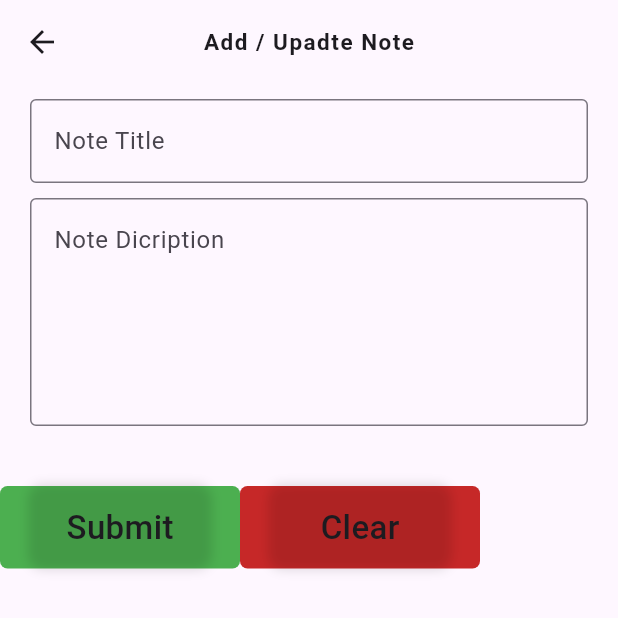
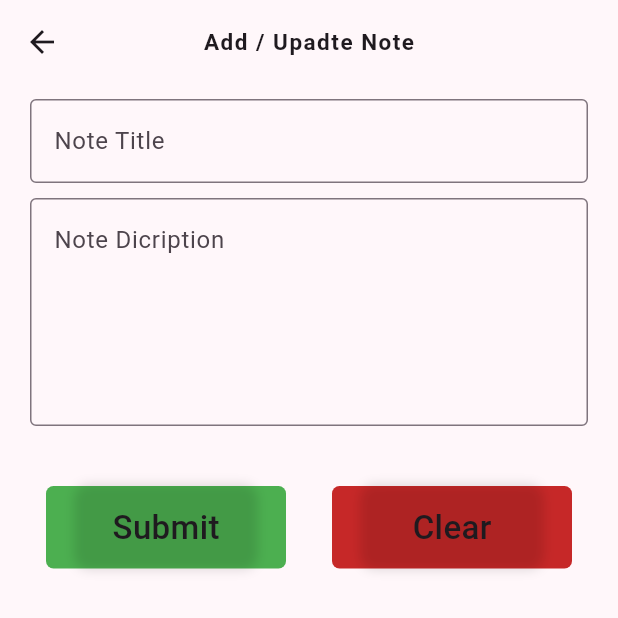
Before and after one commit to Darshannagle/Notify, a Flutter app: the screen it shows after launch, after a tap on the "add" icon, on a phone screen of 412 x 824 dp, the top half of it. Run offline on Flutter 3.47's test engine with Material 2 defaults, Android fonts, the phone set to English and light mode, and no system bars; our stand-ins replace sqflite; accounts and stored records are empty.

Commit message:
Final OP

```diff
--- a/lib/add_update_screen.dart
+++ b/lib/add_update_screen.dart
@@ -1,5 +1,4 @@
 import 'package:dan_notes_saver/db_handler.dart';
-import 'package:dan_notes_saver/home_screen.dart';
 import 'package:flutter/material.dart';
 import 'package:intl/intl.dart';
 
@@ -48,14 +47,17 @@ dBhelper = DBhelper();
           ),)],) ),SizedBox(height: 40,),
       Container(
         width: MediaQuery.of(context).size.width,
-        child: Row(
+        child: Row( mainAxisAlignment: MainAxisAlignment.spaceEvenly,
           children: [Material(color: Colors.green,borderRadius: BorderRadius.circular(5),child: InkWell(onTap: (){
             if(fromkey.currentState!.validate()){
               dBhelper!.insert(Model(title: titleController.text,desc: descController.text,dateTime: DateFormat('ymd').add_jm().format(DateTime.now()).toString()));
-Navigator.push(context,MaterialPageRoute(builder: (context)=> HomeScreen()));
+Navigator.pushNamedAndRemoveUntil(context, '/homeScreen', (route) => false);
+  // context, '/homeScreen',);
+
 titleController.clear();
 descController.clear();
 print('date added');
+
             }
           },child: Container(alignment: Alignment.center,
             margin: EdgeInsets.symmetric(horizontal: 20,),
@@ -65,6 +67,8 @@ print('date added');
                 boxShadow: [const BoxShadow(color: Colors.black12,blurRadius: 5,spreadRadius: 1)],),child: Text('Submit',style: TextStyle(fontSize: 22,fontWeight: FontWeight.w500),),),),),
             Material(color: Colors.red[800],borderRadius: BorderRadius.circular(5),child: InkWell(onTap: (){setState(() { titleController.clear();
               descController.clear();
+
+
 
             });},child: Container(alignment: Alignment.center,
               margin: EdgeInsets.symmetric(horizontal: 20 ,),
--- a/lib/home_screen.dart
+++ b/lib/home_screen.dart
@@ -1,10 +1,10 @@
-import 'package:dan_notes_saver/add_update_screen.dart';
+
 import 'package:dan_notes_saver/db_handler.dart';
 import 'package:flutter/material.dart';
 
 import 'model.dart';
 class HomeScreen extends StatefulWidget {
-  const HomeScreen({super.key});
+   HomeScreen({super.key});
 
   @override
   State<HomeScreen> createState() => _HomeScreenState();
@@ -28,7 +28,7 @@ loadData();
     return Scaffold(
 
       appBar: AppBar( centerTitle: true,elevation: 0,
-       title: const Text('DAN_Notes',style: TextStyle(fontWeight: FontWeight.bold,fontSize: 15,letterSpacing: 1),),actions: [Padding(padding: EdgeInsets.only(right: 10),child: Icon(Icons.help_center_rounded,size: 30,),)],),
+       title:  Text('DAN_Notes',style: TextStyle(fontWeight: FontWeight.bold,fontSize: 15,letterSpacing: 1),),actions: [Padding(padding: EdgeInsets.only(right: 10),child: Icon(Icons.help_center_rounded,size: 30,),)],),
   body: Column(children: [Expanded(child:FutureBuilder(
     builder: (context,AsyncSnapshot<List<Model>> snapshot){
       if(!(snapshot.hasData)|| snapshot.data==null){
@@ -50,15 +50,15 @@ dataList= dBhelper!.getDatalist();
 snapshot.data!.remove(snapshot.data![index]);
             });
 
-          },child: Container(margin: const EdgeInsets.all(5),decoration: BoxDecoration(color: Colors.yellowAccent,boxShadow: [BoxShadow(color: Colors.black12,blurRadius: 4,spreadRadius: 4)]),child: Column(children: [
+          },child: Container(margin:  EdgeInsets.all(15),decoration: BoxDecoration(borderRadius: BorderRadius.circular(5),color: Colors.yellowAccent,boxShadow: [BoxShadow(color: Colors.black12,blurRadius: 5,spreadRadius: 5)]),child: Column(children: [
             ListTile(contentPadding: EdgeInsets.all(10),title: Padding(padding: EdgeInsets.only(bottom: 10),child: Text(toTitle,style: TextStyle(fontSize: 15),),),subtitle: Text(toDesc,style: TextStyle(fontSize: 16),
             ),
-            ),Divider(color: Colors.black,thickness: 0.8,),Padding(padding: EdgeInsets.symmetric(vertical: 3,horizontal: 10),child: Row(
+            ),Divider(color: Colors.black,thickness: 0.8,),Padding(padding: EdgeInsets.symmetric(vertical: 10,horizontal: 10),child: Row(
               mainAxisAlignment: MainAxisAlignment.spaceAround,
               children: [Text(toDT,style: TextStyle(fontSize: 14,fontWeight:  FontWeight.w400,fontStyle: FontStyle.italic)
                 ,),InkWell(onTap: (){
 
-              },child: Icon(Icons.edit_note,size: 28,color: Colors.green,),)],
+              },child: IconButton(icon:Icon(Icons.edit_note,size: 28,color: Colors.green), onPressed: (){Navigator.pushNamed(context,'/addUpdate' );},),)],
             ),),
           ],),),);
         },);
@@ -67,7 +67,7 @@ snapshot.data!.remove(snapshot.data![index]);
     },
     future: dataList,
   ) )],), floatingActionButton: FloatingActionButton(onPressed: (){
-    Navigator.push(context,MaterialPageRoute(builder: (context)=>AddUpdateTask()));
+Navigator.pushNamed(context,'/addUpdate');
     },child: Icon(Icons.add),), );
   }
 }
--- a/lib/main.dart
+++ b/lib/main.dart
@@ -1,3 +1,4 @@
+import 'package:dan_notes_saver/add_update_screen.dart';
 import 'package:dan_notes_saver/home_screen.dart';
 import 'package:flutter/material.dart';
 
@@ -11,11 +12,17 @@ class MyApp extends StatelessWidget {
   // This widget is the root of your application.
   @override
   Widget build(BuildContext context) {
-    return MaterialApp(debugShowCheckedModeBanner: false
-      ,
+    return MaterialApp(debugShowCheckedModeBanner: false,
+initialRoute: '/homeScreen',
+      routes: {
+        '/addUpdate' : (context) => AddUpdateTask(),
+        '/homeScreen' :(context) => HomeScreen(),
+      },
+
       title: 'Flutter Demo',
       theme: ThemeData(
-        colorScheme: ColorScheme.fromSeed(seedColor: Colors.deepPurple),
+        colorScheme: ColorScheme.fromSeed(seedColor: Colors.purpleAccent
+        ),
         useMaterial3: true,
       ),
       home: const MyHomePage(title: 'DAN_Notes_'),
--- a/lib/model.dart
+++ b/lib/model.dart
@@ -1,8 +1,10 @@
+
 class Model {
   late int? id;
   late final String? title;
 late final String? desc;
 late final String? dateTime;
+
 
 Model({this.id,this.title, this.desc,this.dateTime});
 Model.fromMap( Map<String,dynamic> res):
--- a/pubspec.yaml
+++ b/pubspec.yaml
@@ -40,6 +40,7 @@ dependencies:
   intl:
   path:
   sqflite_common_ffi:
+
 dev_dependencies:
   flutter_test:
     sdk: flutter
```
Also changed, not shown: pubspec.lock.
